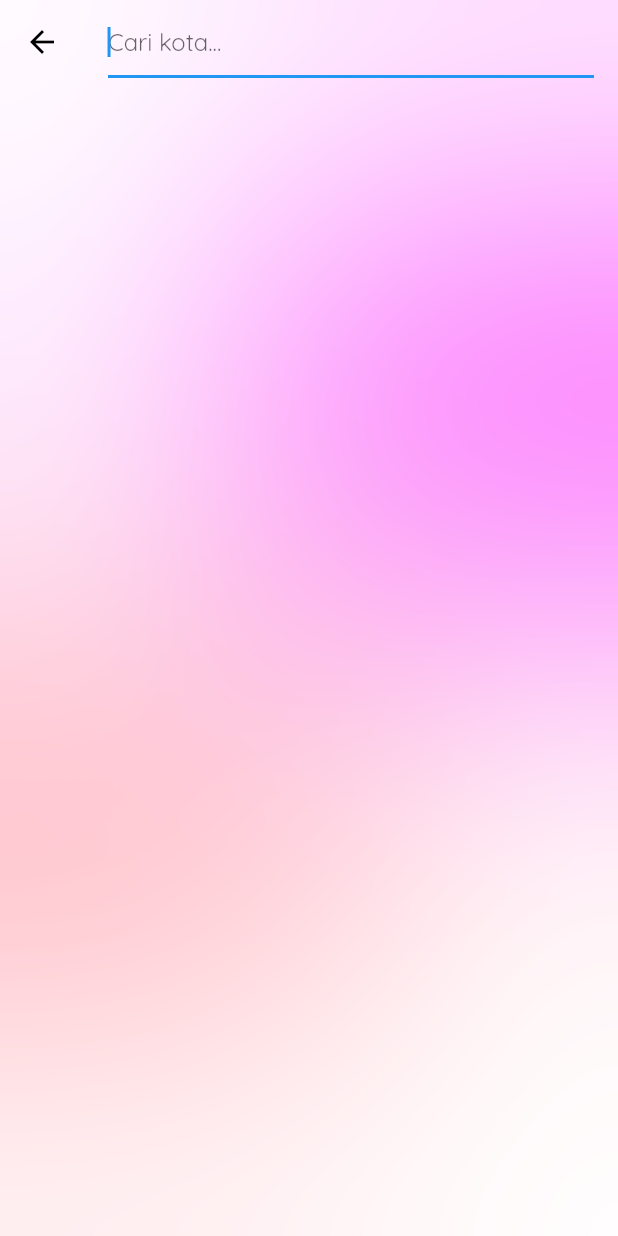
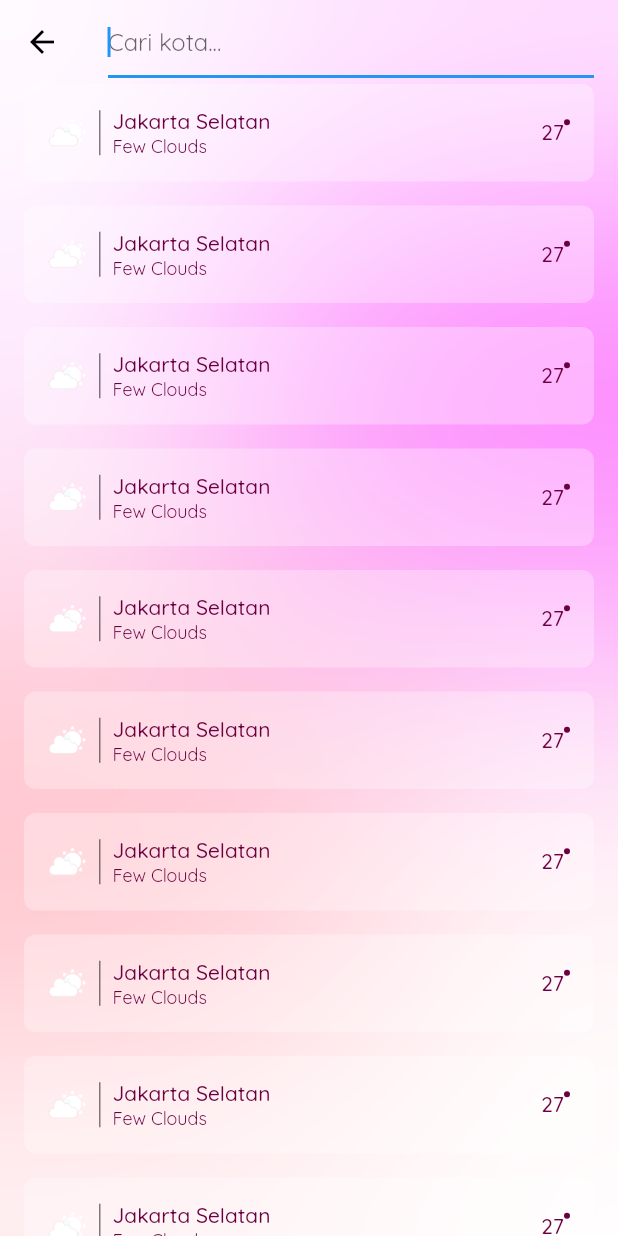
Before and after one commit to aguzri10/weather-app-v2, a Flutter app: the SearchPage screen opened by its route, on a phone screen of 412 x 824 dp. Run offline on Flutter 3.47's test engine with Material 2 defaults, Android fonts, the phone set to English and light mode, and no system bars; our stand-ins replace flutter_svg, location; missing offline and left inert: geocoder.

Commit message:
add api for search city

```diff
--- a/lib/core/models/current_weather.dart
+++ b/lib/core/models/current_weather.dart
@@ -133,3 +133,14 @@ class CurrentWeatherState {
         'appid': appId,
       };
 }
+
+class SearchWeatherState {
+  String query, appId;
+
+  SearchWeatherState({this.query, this.appId = AppID});
+
+  Map<String, dynamic> toJson() => {
+        'query': query,
+        'appid': appId,
+      };
+}
--- a/lib/core/services/api.dart
+++ b/lib/core/services/api.dart
@@ -33,10 +33,12 @@ class Api {
     }
   }
 
-  static Future<Map<String, dynamic>> getOneCallHourly(CurrentWeatherState state) async {
+  static Future<Map<String, dynamic>> getOneCallHourly(
+      CurrentWeatherState state) async {
     try {
       final response = await http.get(
-        oneCallURL + '?lat=${state.lat}&lon=${state.lon}&exclude=minutely,current,daily&appid=${state.appId}',
+        oneCallURL +
+            '?lat=${state.lat}&lon=${state.lon}&exclude=minutely,current,daily&appid=${state.appId}',
         headers: headers,
       );
       final Map<String, dynamic> jsonDecoded = jsonDecode(response.body);
@@ -53,4 +55,27 @@ class Api {
       throw e;
     }
   }
+
+  static Future<Map<String, dynamic>> getSearch(
+      SearchWeatherState state) async {
+    try {
+      final response = await http.get(
+        weatherURL + '?q=${state.query}&appid=${state.appId}',
+        headers: headers,
+      );
+
+      final Map<String, dynamic> jsonDecoded = jsonDecode(response.body);
+      if (response.statusCode == 200) {
+        return jsonDecoded;
+      } else {
+        throw jsonDecoded['message'];
+      }
+    } on FormatException {
+      throw gatewayTimeOutText;
+    } on SocketException {
+      throw noInternetText;
+    } catch (e) {
+      throw e;
+    }
+  }
 }
--- a/lib/view/pages/search/index.dart
+++ b/lib/view/pages/search/index.dart
@@ -1,6 +1,8 @@
 import 'dart:ui';
 
 import 'package:flutter/material.dart';
+import 'package:open_weather_mobile/core/utils/utils.dart';
+import 'package:open_weather_mobile/view/widgets/weather_widget.dart';
 
 class SearchPage extends StatelessWidget {
   @override
@@ -52,6 +54,7 @@ class SearchPage extends StatelessWidget {
                         },
                       ),
                     ),
+                    ..._buildSectionWeather(),
                   ],
                 ),
               ),
@@ -62,3 +65,22 @@ class SearchPage extends StatelessWidget {
     );
   }
 }
+
+List<Widget> _buildSectionWeather() {
+  return [
+    SliverToBoxAdapter(
+      child: ListView.separated(
+        physics: NeverScrollableScrollPhysics(),
+        shrinkWrap: true,
+        padding: EdgeInsets.symmetric(horizontal: 16),
+        itemBuilder: (context, index) {
+          return WeatherWidget();
+        },
+        separatorBuilder: (context, index) {
+          return SizedBox(height: 16);
+        },
+        itemCount: 10,
+      ),
+    )
+  ];
+}
--- /dev/null
+++ b/lib/view/widgets/weather_widget.dart
@@ -0,0 +1,77 @@
+import 'package:flutter/material.dart';
+import 'package:open_weather_mobile/core/utils/utils.dart';
+
+class WeatherWidget extends StatelessWidget {
+  @override
+  Widget build(BuildContext context) {
+    return Container(
+      padding: EdgeInsets.all(16),
+      decoration: BoxDecoration(
+        color: Colors.white.withOpacity(0.30),
+        borderRadius: BorderRadius.circular(8),
+      ),
+      child: Row(
+        crossAxisAlignment: CrossAxisAlignment.center,
+        children: [
+          Image.asset(
+            Utils.handleCondition('few clouds'),
+            width: 26,
+          ),
+          SizedBox(width: 8),
+          Container(
+            height: 30,
+            width: 1,
+            color: Colors.black.withOpacity(0.50),
+          ),
+          SizedBox(width: 8),
+          Expanded(
+            child: Column(
+              crossAxisAlignment: CrossAxisAlignment.start,
+              children: [
+                Text(
+                  'Jakarta Selatan',
+                  style: TextStyle(
+                    fontSize: 14,
+                    color: Color(0xFF6B0040),
+                    fontWeight: FontWeight.w500,
+                  ),
+                ),
+                Text(
+                  'Few Clouds',
+                  style: TextStyle(
+                    fontSize: 12,
+                    color: Color(0xFF6B0040),
+                    fontWeight: FontWeight.normal,
+                  ),
+                )
+              ],
+            ),
+          ),
+          Row(
+            crossAxisAlignment: CrossAxisAlignment.start,
+            mainAxisAlignment: MainAxisAlignment.center,
+            children: [
+              Text(
+                '27',
+                style: TextStyle(
+                  fontSize: 14,
+                  color: Color(0xFF6B0040),
+                  fontWeight: FontWeight.w500,
+                ),
+              ),
+              Container(
+                width: 4,
+                height: 4,
+                decoration: BoxDecoration(
+                  color: Colors.transparent,
+                  border: Border.all(color: Color(0xFF6B0040), width: 2),
+                  shape: BoxShape.circle,
+                ),
+              ),
+            ],
+          ),
+        ],
+      ),
+    );
+  }
+}
```
